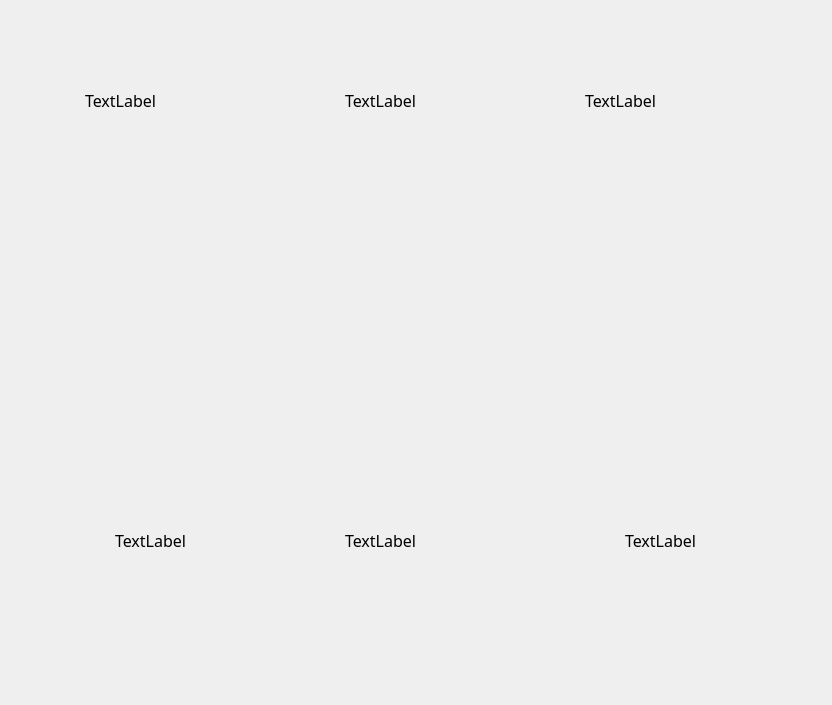
First picture: the form in Qt_2/gamehistory.ui, repository TadrosMaged/TicTacToe_Game, before the edit.
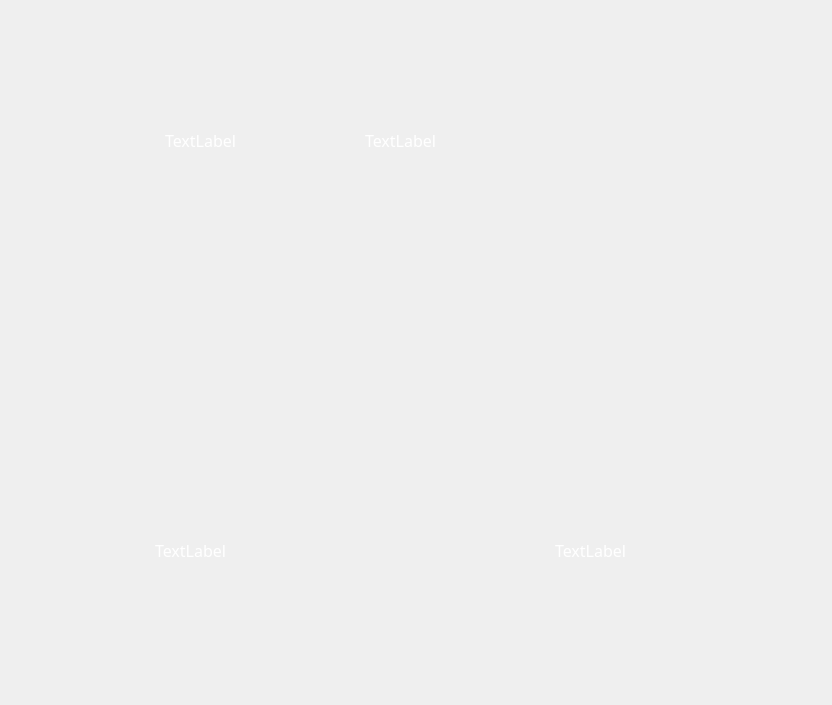
Second picture: the form after the edit.

Diff of the .ui file:
```diff
--- a/Qt_2/gamehistory.ui
+++ b/Qt_2/gamehistory.ui
@@ -358,8 +358,8 @@
   <widget class="QLabel" name="label">
    <property name="geometry">
     <rect>
-     <x>-20</x>
-     <y>90</y>
+     <x>60</x>
+     <y>130</y>
      <width>281</width>
      <height>20</height>
     </rect>
@@ -371,7 +371,7 @@
     </font>
    </property>
    <property name="styleSheet">
-    <string notr="true">color: rgb(0, 0, 0);
+    <string notr="true">color: rgb(255, 255, 255);
 background-color: rgba(255, 255, 255,0);
 border:none</string>
    </property>
@@ -385,8 +385,8 @@
   <widget class="QLabel" name="label_2">
    <property name="geometry">
     <rect>
-     <x>240</x>
-     <y>90</y>
+     <x>260</x>
+     <y>130</y>
      <width>281</width>
      <height>20</height>
     </rect>
@@ -398,7 +398,7 @@
     </font>
    </property>
    <property name="styleSheet">
-    <string notr="true">color: rgb(0, 0, 0);
+    <string notr="true">color: rgb(255, 255, 255);
 background-color: rgba(255, 255, 255,0);
 border:none</string>
    </property>
@@ -412,8 +412,8 @@
   <widget class="QLabel" name="label_3">
    <property name="geometry">
     <rect>
-     <x>480</x>
-     <y>90</y>
+     <x>460</x>
+     <y>130</y>
      <width>281</width>
      <height>20</height>
     </rect>
@@ -425,39 +425,12 @@
     </font>
    </property>
    <property name="styleSheet">
-    <string notr="true">color: rgb(0, 0, 0);
+    <string notr="true">color: rgb(255, 255, 255);
 background-color: rgba(255, 255, 255,0);
 border:none</string>
    </property>
    <property name="text">
-    <string>TextLabel</string>
-   </property>
-   <property name="alignment">
-    <set>Qt::AlignCenter</set>
-   </property>
-  </widget>
-  <widget class="QLabel" name="label_4">
-   <property name="geometry">
-    <rect>
-     <x>240</x>
-     <y>530</y>
-     <width>281</width>
-     <height>20</height>
-    </rect>
-   </property>
-   <property name="font">
-    <font>
-     <family>Gilroy-Bold</family>
-     <pointsize>12</pointsize>
-    </font>
-   </property>
-   <property name="styleSheet">
-    <string notr="true">color: rgb(0, 0, 0);
-background-color: rgba(255, 255, 255,0);
-border:none</string>
-   </property>
-   <property name="text">
-    <string>TextLabel</string>
+    <string/>
    </property>
    <property name="alignment">
     <set>Qt::AlignCenter</set>
@@ -466,8 +439,8 @@
   <widget class="QLabel" name="label_5">
    <property name="geometry">
     <rect>
-     <x>520</x>
-     <y>530</y>
+     <x>250</x>
+     <y>540</y>
      <width>281</width>
      <height>20</height>
     </rect>
@@ -479,7 +452,34 @@
     </font>
    </property>
    <property name="styleSheet">
-    <string notr="true">color: rgb(0, 0, 0);
+    <string notr="true">color: rgb(255, 255, 255);
+background-color: rgba(255, 255, 255,0);
+border:none</string>
+   </property>
+   <property name="text">
+    <string/>
+   </property>
+   <property name="alignment">
+    <set>Qt::AlignCenter</set>
+   </property>
+  </widget>
+  <widget class="QLabel" name="label_4">
+   <property name="geometry">
+    <rect>
+     <x>450</x>
+     <y>540</y>
+     <width>281</width>
+     <height>20</height>
+    </rect>
+   </property>
+   <property name="font">
+    <font>
+     <family>Gilroy-Bold</family>
+     <pointsize>12</pointsize>
+    </font>
+   </property>
+   <property name="styleSheet">
+    <string notr="true">color: rgb(255, 255, 255);
 background-color: rgba(255, 255, 255,0);
 border:none</string>
    </property>
@@ -493,8 +493,8 @@
   <widget class="QLabel" name="label_6">
    <property name="geometry">
     <rect>
-     <x>10</x>
-     <y>530</y>
+     <x>50</x>
+     <y>540</y>
      <width>281</width>
      <height>20</height>
     </rect>
@@ -506,7 +506,7 @@
     </font>
    </property>
    <property name="styleSheet">
-    <string notr="true">color: rgb(0, 0, 0);
+    <string notr="true">color: rgb(255, 255, 255);
 background-color: rgba(255, 255, 255,0);
 border:none</string>
    </property>
```
